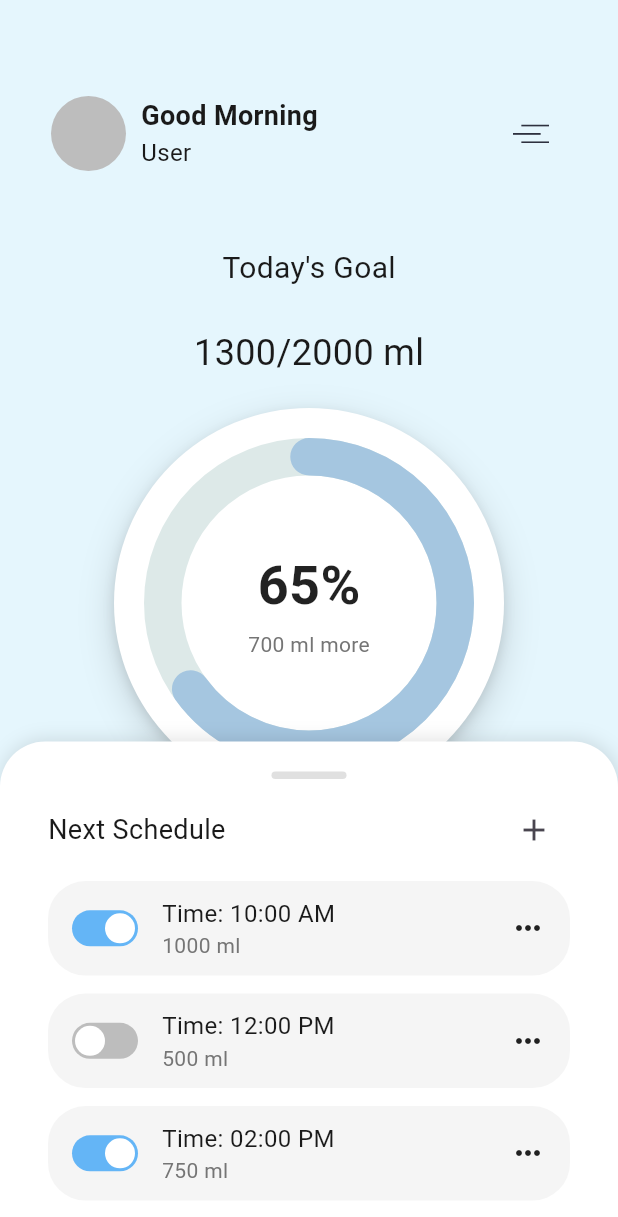
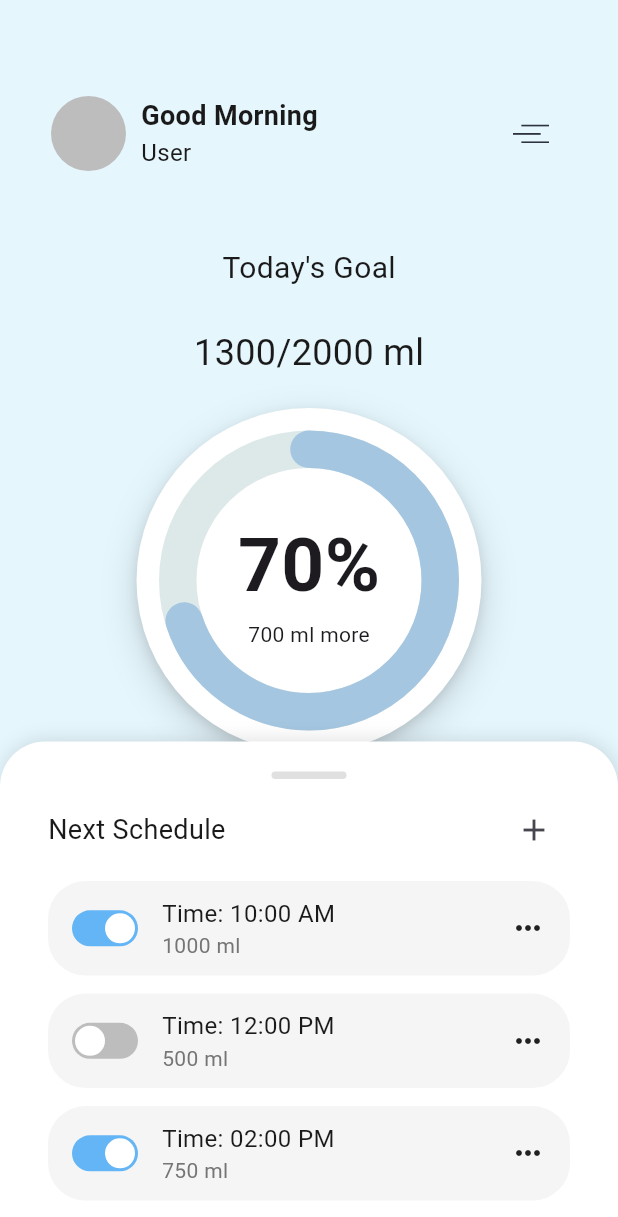
Before and after one commit to Vincent140206/Glek, a Flutter app: the HomeScreen screen opened directly, on a phone screen of 412 x 824 dp. Shown: the top 1217 px of the screen. Run offline on Flutter 3.47's test engine with Material 3 defaults, Android fonts, the light colour scheme and no system bars; drawn by our look-alikes of percent_indicator; our stand-ins replace syncfusion_flutter_charts.

Commit message:
add: percent_indicator, update pubspec.yaml, remove manual circular progress indicator

```diff
--- a/lib/components/circular_progress.dart
+++ b/lib/components/circular_progress.dart
@@ -1,63 +1,19 @@
 import 'package:flutter/material.dart';
-import 'dart:math' as math;
+import 'package:percent_indicator/circular_percent_indicator.dart';
 
 class CircularProgressWidget extends StatefulWidget {
-  final double percentage;
-  final String subtitle;
-  final double size;
-  final Color progressColor;
-  final Color backgroundColor;
-  final double strokeWidth;
-
-  const CircularProgressWidget({
-    Key? key,
-    required this.percentage,
-    required this.subtitle,
-    this.size = 200.0,
-    this.progressColor = Colors.grey,
-    this.backgroundColor = const Color(0xFFE0E0E0),
-    this.strokeWidth = 12.0,
-  }) : super(key: key);
+  const CircularProgressWidget({super.key});
 
   @override
   State<CircularProgressWidget> createState() => _CircularProgressWidgetState();
 }
 
-class _CircularProgressWidgetState extends State<CircularProgressWidget>
-    with SingleTickerProviderStateMixin {
-  late AnimationController _animationController;
-  late Animation<double> _animation;
-
-  @override
-  void initState() {
-    super.initState();
-    _animationController = AnimationController(
-      duration: const Duration(milliseconds: 1500),
-      vsync: this,
-    );
-    _animation = Tween<double>(
-      begin: 0.0,
-      end: widget.percentage / 100,
-    ).animate(CurvedAnimation(
-      parent: _animationController,
-      curve: Curves.easeInOut,
-    ));
-    _animationController.forward();
-  }
-
-  @override
-  void dispose() {
-    _animationController.dispose();
-    super.dispose();
-  }
-
+class _CircularProgressWidgetState extends State<CircularProgressWidget> {
   @override
   Widget build(BuildContext context) {
-    final bgSize = widget.size + 40;
-
     return Container(
-      width: bgSize,
-      height: bgSize,
+      width: 230,
+      height: 230,
       decoration: BoxDecoration(
         shape: BoxShape.circle,
         color: Colors.white,
@@ -74,97 +30,26 @@ class _CircularProgressWidgetState extends State<CircularProgressWidget>
           ),
         ],
       ),
-      child: Center(
-        child: SizedBox(
-          width: widget.size,
-          height: widget.size,
-          child: AnimatedBuilder(
-            animation: _animation,
-            builder: (context, child) {
-              return CustomPaint(
-                painter: CircularProgressPainter(
-                  progress: _animation.value,
-                  progressColor: widget.progressColor,
-                  backgroundColor: widget.backgroundColor,
-                  strokeWidth: widget.strokeWidth,
-                ),
-                child: Center(
-                  child: Column(
-                    mainAxisAlignment: MainAxisAlignment.center,
-                    children: [
-                      Text(
-                        '${(widget.percentage).toInt()}%',
-                        style: const TextStyle(
-                          fontSize: 36,
-                          fontWeight: FontWeight.bold,
-                          color: Colors.black87,
-                        ),
-                      ),
-                      const SizedBox(height: 4),
-                      Text(
-                        widget.subtitle,
-                        style: TextStyle(
-                          fontSize: 14,
-                          color: Colors.grey[600],
-                          fontWeight: FontWeight.w400,
-                        ),
-                      ),
-                    ],
-                  ),
-                ),
-              );
-            },
+      child: Container(
+        child: CircularPercentIndicator(
+          radius: 100,
+          lineWidth: 25,
+          percent: 0.7,
+          circularStrokeCap: CircularStrokeCap.round,
+          progressColor: Color(0XFFA5C6E0),
+          backgroundColor: Color(0XFFDDE9E8),
+          center: Column(
+            mainAxisAlignment: MainAxisAlignment.center,
+            children: [
+              Text(
+                "70%",
+                style: TextStyle(fontWeight: FontWeight.bold, fontSize: 50),
+              ),
+              Text("700 ml more"),
+            ],
           ),
         ),
       ),
     );
   }
 }
-
-class CircularProgressPainter extends CustomPainter {
-  final double progress;
-  final Color progressColor;
-  final Color backgroundColor;
-  final double strokeWidth;
-
-  CircularProgressPainter({
-    required this.progress,
-    required this.progressColor,
-    required this.backgroundColor,
-    required this.strokeWidth,
-  });
-
-  @override
-  void paint(Canvas canvas, Size size) {
-    final center = Offset(size.width / 2, size.height / 2);
-    final radius = (size.width - strokeWidth) / 2;
-
-    // Background
-    final backgroundPaint = Paint()
-      ..color = backgroundColor
-      ..strokeWidth = strokeWidth
-      ..style = PaintingStyle.stroke
-      ..strokeCap = StrokeCap.round;
-
-    canvas.drawCircle(center, radius, backgroundPaint);
-
-    // Progress arc
-    final progressPaint = Paint()
-      ..color = progressColor
-      ..strokeWidth = strokeWidth
-      ..style = PaintingStyle.stroke
-      ..strokeCap = StrokeCap.round;
-
-    final sweepAngle = 2 * math.pi * progress;
-    canvas.drawArc(
-      Rect.fromCircle(center: center, radius: radius),
-      -math.pi / 2,
-      sweepAngle,
-      false,
-      progressPaint,
-    );
-  }
-
-  @override
-  bool shouldRepaint(CustomPainter oldDelegate) => true;
-}
--- a/lib/view/goals.dart
+++ b/lib/view/goals.dart
@@ -68,14 +68,7 @@ class _GoalsState extends State<Goals> {
               ),
             ),
             SizedBox(height: 50,),
-            CircularProgressWidget(
-              percentage: 65,
-              subtitle: '700 ml more',
-              size: 220,
-              progressColor: Color(0XFFA5C6E0),
-              backgroundColor: Color(0XFFDDE9E8),
-              strokeWidth: 25.0,
-            ),
+            CircularProgressWidget(),
             SizedBox(height: 90,),
             SizedBox(
               height: 120,
--- a/lib/view/home.dart
+++ b/lib/view/home.dart
@@ -99,14 +99,7 @@ class _HomeScreenState extends State<HomeScreen> {
                       onTap: () {
                         Navigator.push(context, MaterialPageRoute(builder: (context) => Goals()));
                       },
-                      child: CircularProgressWidget(
-                        percentage: 65,
-                        subtitle: '700 ml more',
-                        size: 220,
-                        progressColor: Color(0XFFA5C6E0),
-                        backgroundColor: Color(0XFFDDE9E8),
-                        strokeWidth: 25.0,
-                      ),
+                      child: CircularProgressWidget(),
                     ),
                   ),
                   SizedBox(height: 200),
--- a/pubspec.yaml
+++ b/pubspec.yaml
@@ -37,6 +37,7 @@ dependencies:
   flutter_svg: ^2.1.0
   syncfusion_flutter_charts: ^29.2.9
   intl: ^0.20.2
+  percent_indicator: ^4.2.5
 
 dev_dependencies:
   flutter_test:
```
Also changed, not shown: pubspec.lock.
